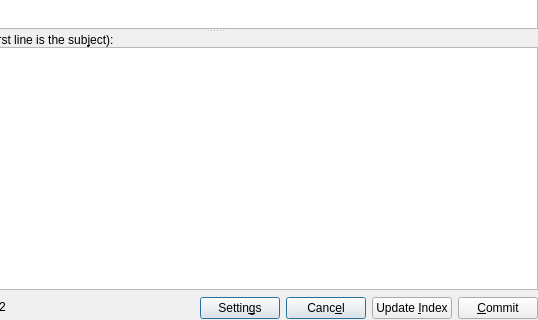
Above: src/commit.ui from tibirna/qgit before the change; both pictures show x 109 to 647 and y 211 to 531 of the 647 by 531 pixel window. Below: the same form after it.
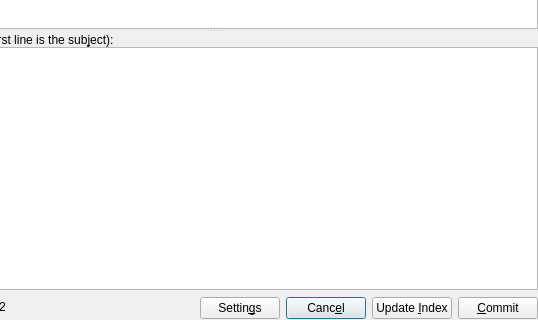
That is the form after the change. Icons and pictures are not drawn.

```diff
--- a/src/commit.ui
+++ b/src/commit.ui
@@ -208,7 +208,7 @@
           <bool>false</bool>
          </property>
          <property name="default" >
-          <bool>true</bool>
+          <bool>false</bool>
          </property>
         </widget>
        </item>
```
